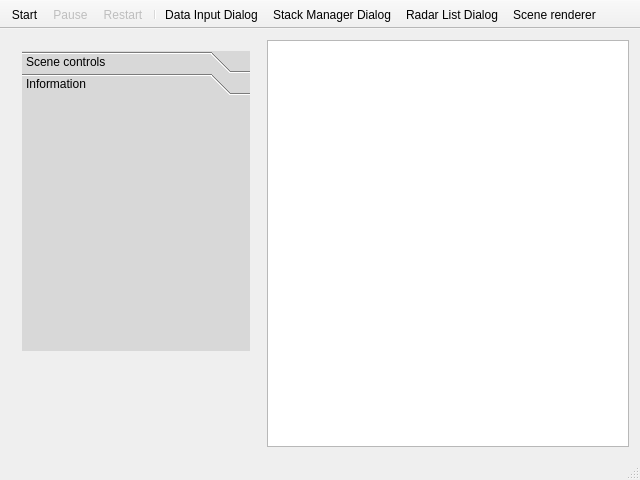
Qt form DACUSN/mainwindow.ui (Gresthorn/DACUSN) before a commit.
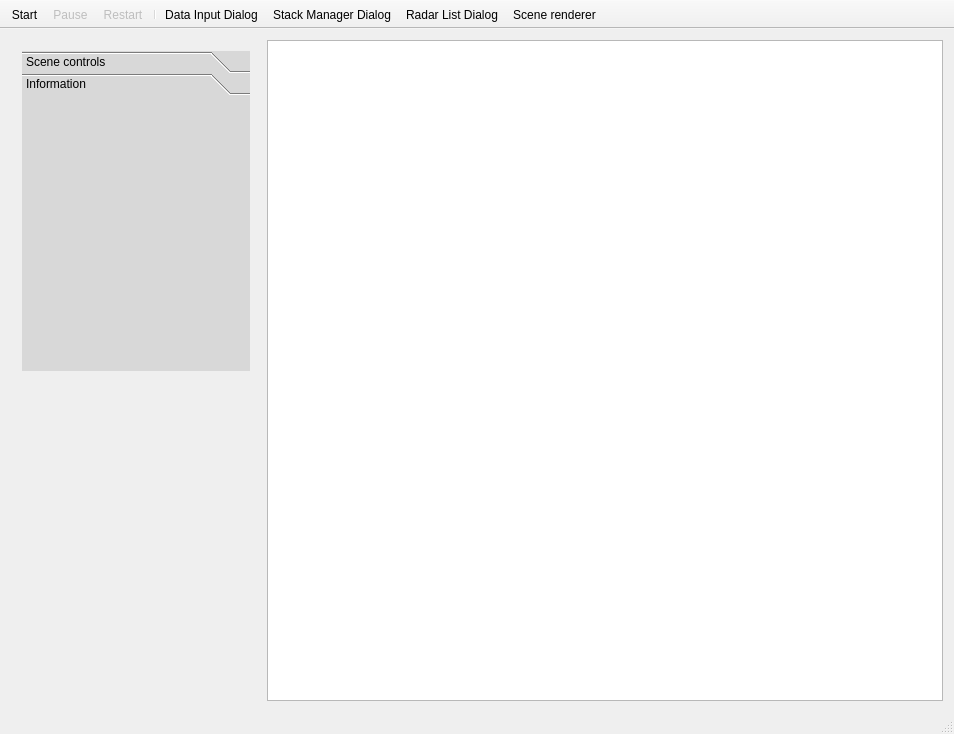
The same form after that commit. The open tabs and pages were chosen to show the change. Icons and pictures are not drawn.

The edit to the form file:
```diff
--- a/DACUSN/mainwindow.ui
+++ b/DACUSN/mainwindow.ui
@@ -6,14 +6,14 @@
    <rect>
     <x>0</x>
     <y>0</y>
-    <width>640</width>
-    <height>480</height>
+    <width>954</width>
+    <height>734</height>
    </rect>
   </property>
   <property name="minimumSize">
    <size>
-    <width>640</width>
-    <height>480</height>
+    <width>820</width>
+    <height>570</height>
    </size>
   </property>
   <property name="maximumSize">
@@ -372,8 +372,8 @@
            <rect>
             <x>0</x>
             <y>0</y>
-            <width>232</width>
-            <height>258</height>
+            <width>100</width>
+            <height>30</height>
            </rect>
           </property>
           <attribute name="label">
```
Left out of the diff: 4 changed lines with no effect on the pictures.
